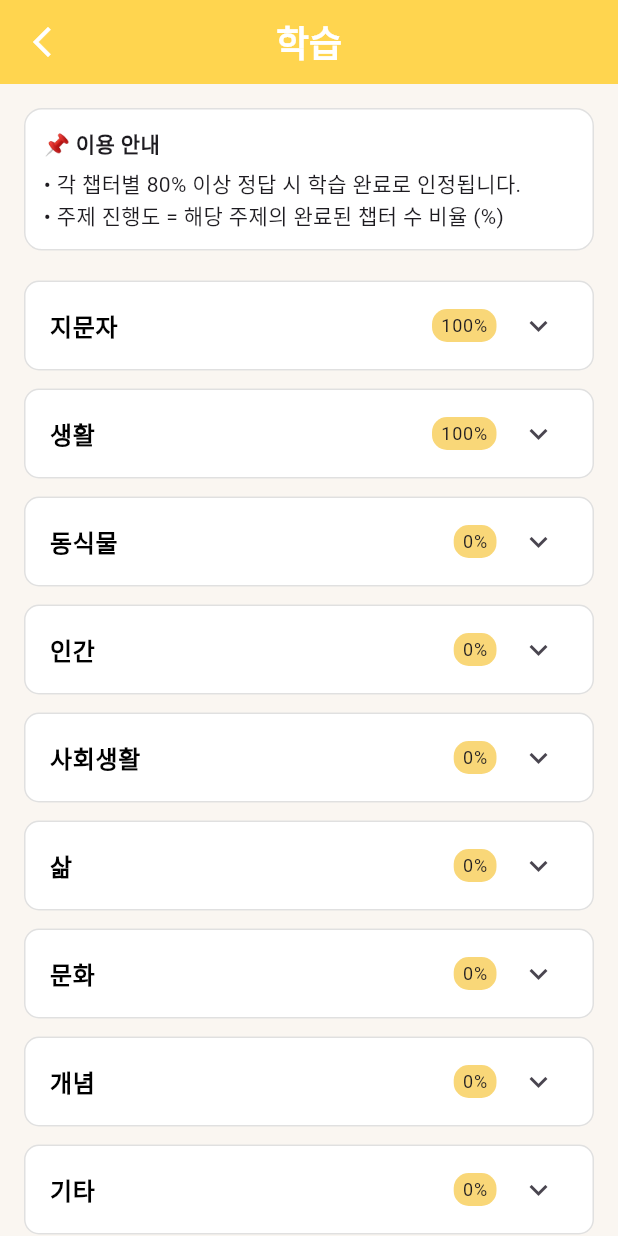
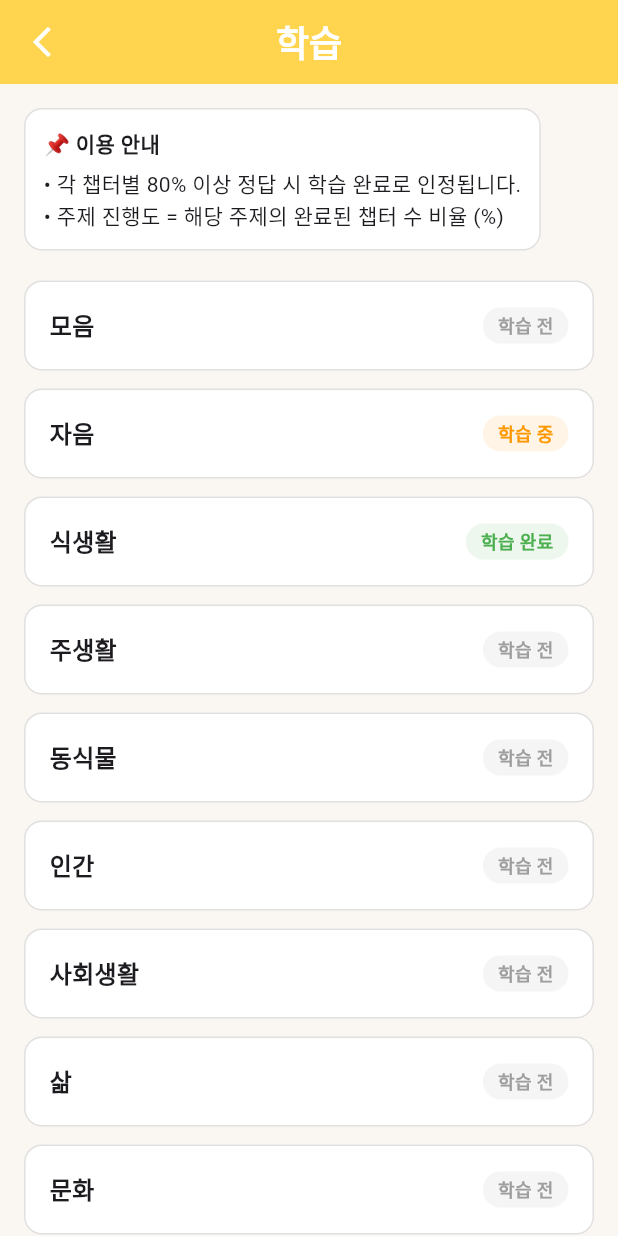
Before and after one commit to suje0ng01/Quintech, a Flutter app: the LearningPage screen opened directly, on a phone screen of 412 x 824 dp. Run offline on Flutter 3.47's test engine with Material 3 defaults, Android fonts, the phone set to English and light mode, and no system bars.

Commit message:
학습 페이지 - 학습률 없애고 - 진행 상황 띄움 - 카테고리 재분류

```diff
--- a/lib/learning/learningpage.dart
+++ b/lib/learning/learningpage.dart
@@ -1,15 +1,14 @@
 import 'package:flutter/material.dart';
-
 import '../constants/constants.dart';
 
 class LearningPage extends StatelessWidget {
   @override
   Widget build(BuildContext context) {
     return Scaffold(
-      backgroundColor: Color(0xFFFAF6F1),
+      backgroundColor: const Color(0xFFFAF6F1),
       appBar: AppBar(
         backgroundColor: AppColors.appbarcolor,
-        title: Text(
+        title: const Text(
           '학습',
           style: TextStyle(
             color: Colors.white,
@@ -19,29 +18,31 @@ class LearningPage extends StatelessWidget {
         ),
         centerTitle: true,
         leading: IconButton(
-          icon: Icon(Icons.arrow_back_ios_new_outlined, color: Colors.white),
+          icon: const Icon(Icons.arrow_back_ios_new_outlined, color: Colors.white),
           onPressed: () {
             Navigator.pop(context);
           },
         ),
       ),
       body: SingleChildScrollView(
-        padding: EdgeInsets.all(16),
+        padding: const EdgeInsets.all(16),
         child: Column(
           crossAxisAlignment: CrossAxisAlignment.start,
           children: [
             _buildInfoBox(),
-            SizedBox(height: 20),
-            _buildChapterCard('지문자', ['모음', '자음'], 1.0),
-            _buildChapterCard('생활', ['식생활', '주생활'], 1.0),
-            _buildChapterCard('동식물', [], 0.0),
-            _buildChapterCard('인간', [], 0.0),
-            _buildChapterCard('사회생활', [], 0.0),
-            _buildChapterCard('삶', [], 0.0),
-            _buildChapterCard('문화', [], 0.0),
-            _buildChapterCard('개념', [], 0.0),
-            _buildChapterCard('기타', [], 0.0),
-            _buildChapterCard('경제생활', [], 0.0),
+            const SizedBox(height: 20),
+            _buildChapterCard('모음', 0.0),
+            _buildChapterCard('자음', 0.3),
+            _buildChapterCard('식생활', 1.0),
+            _buildChapterCard('주생활', 0.0),
+            _buildChapterCard('동식물', 0.0),
+            _buildChapterCard('인간', 0.0),
+            _buildChapterCard('사회생활', 0.0),
+            _buildChapterCard('삶', 0.0),
+            _buildChapterCard('문화', 0.0),
+            _buildChapterCard('개념', 0.0),
+            _buildChapterCard('기타', 0.0),
+            _buildChapterCard('경제생활', 0.0),
           ],
         ),
       ),
@@ -50,20 +51,16 @@ class LearningPage extends StatelessWidget {
 
   Widget _buildInfoBox() {
     return Container(
-      padding: EdgeInsets.all(12),
+      padding: const EdgeInsets.all(12),
       decoration: BoxDecoration(
         color: Colors.white,
         borderRadius: BorderRadius.circular(12),
         border: Border.all(color: Colors.black12),
       ),
-      child: Column(
+      child: const Column(
         crossAxisAlignment: CrossAxisAlignment.start,
         children: [
-          Row(
-            children: [
           Text('📌 이용 안내', style: TextStyle(fontWeight: FontWeight.bold)),
-            ],
-          ),
           SizedBox(height: 6),
           Text('• 각 챕터별 80% 이상 정답 시 학습 완료로 인정됩니다.'),
           Text('• 주제 진행도 = 해당 주제의 완료된 챕터 수 비율 (%)'),
@@ -72,54 +69,59 @@ class LearningPage extends StatelessWidget {
     );
   }
 
-  Widget _buildChapterCard(String title, List<String> items, double progress) {
+  Widget _buildChapterCard(String title, double progress) {
+    String status;
+    Color statusColor;
+
+    if (progress == 0.0) {
+      status = '학습 전';
+      statusColor = Colors.grey;
+    } else if (progress < 1.0) {
+      status = '학습 중';
+      statusColor = Colors.orange;
+    } else {
+      status = '학습 완료';
+      statusColor = Colors.green;
+    }
+
     return Container(
-      margin: EdgeInsets.only(bottom: 12),
+      height: 60,
+      margin: const EdgeInsets.only(bottom: 12),
+      padding: const EdgeInsets.symmetric(horizontal: 16),
       decoration: BoxDecoration(
         color: Colors.white,
-        borderRadius: BorderRadius.circular(10),
+        borderRadius: BorderRadius.circular(12),
         border: Border.all(color: Colors.black12),
       ),
-      child: ExpansionTile(
-        title: Row(
+      child: Row(
         mainAxisAlignment: MainAxisAlignment.spaceBetween,
         children: [
           Text(
             title,
-              style: TextStyle(
-                fontWeight: FontWeight.bold,
-                color: Colors.black,
+            style: const TextStyle(
+              fontWeight: FontWeight.w600,
+              fontSize: 16,
             ),
           ),
           Container(
-              padding: EdgeInsets.symmetric(horizontal: 6, vertical: 2),
+            height: 24,
+            padding: const EdgeInsets.symmetric(horizontal: 10),
+            alignment: Alignment.center,
             decoration: BoxDecoration(
-                color: Color(0xFFF9D778),
-                borderRadius: BorderRadius.circular(10),
+              color: statusColor.withOpacity(0.1),
+              borderRadius: BorderRadius.circular(30),
             ),
-              child: Text('${(progress * 100).toInt()}%', style: TextStyle(fontSize: 12)),
+            child: Text(
+              status,
+              style: TextStyle(
+                color: statusColor,
+                fontWeight: FontWeight.w600,
+                fontSize: 12,
+              ),
+            ),
           ),
         ],
       ),
-        children: items.map((e) => _buildCheckItem(e)).toList(),
-      ),
-    );
-  }
-
-  Widget _buildCheckItem(String text) {
-    bool isChecked = text != '자기소개'; // 예시로 일부만 체크
-    bool isEnabled = text != '자기소개';
-
-    return CheckboxListTile(
-      value: isChecked,
-      onChanged: isEnabled ? (val) {} : null,
-      title: Text(
-        text,
-        style: TextStyle(
-          color: isEnabled ? Colors.black : Colors.black38,
-        ),
-      ),
-      controlAffinity: ListTileControlAffinity.leading,
     );
   }
 }
```
Lines whose indentation alone changed are shown as unchanged.
